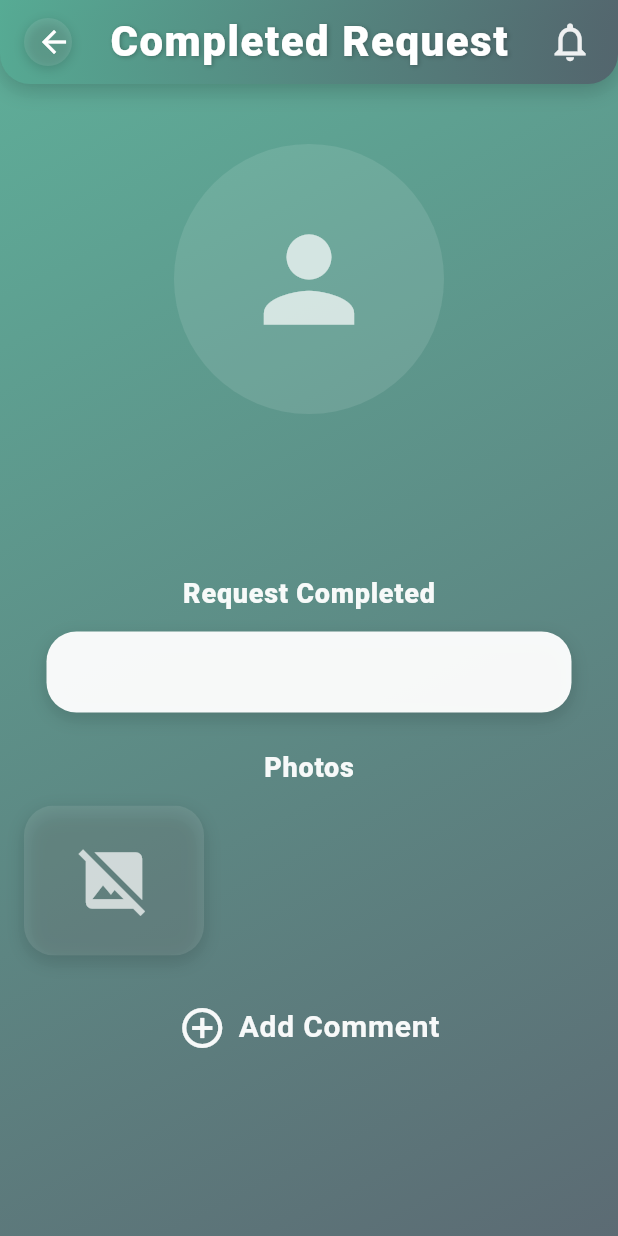
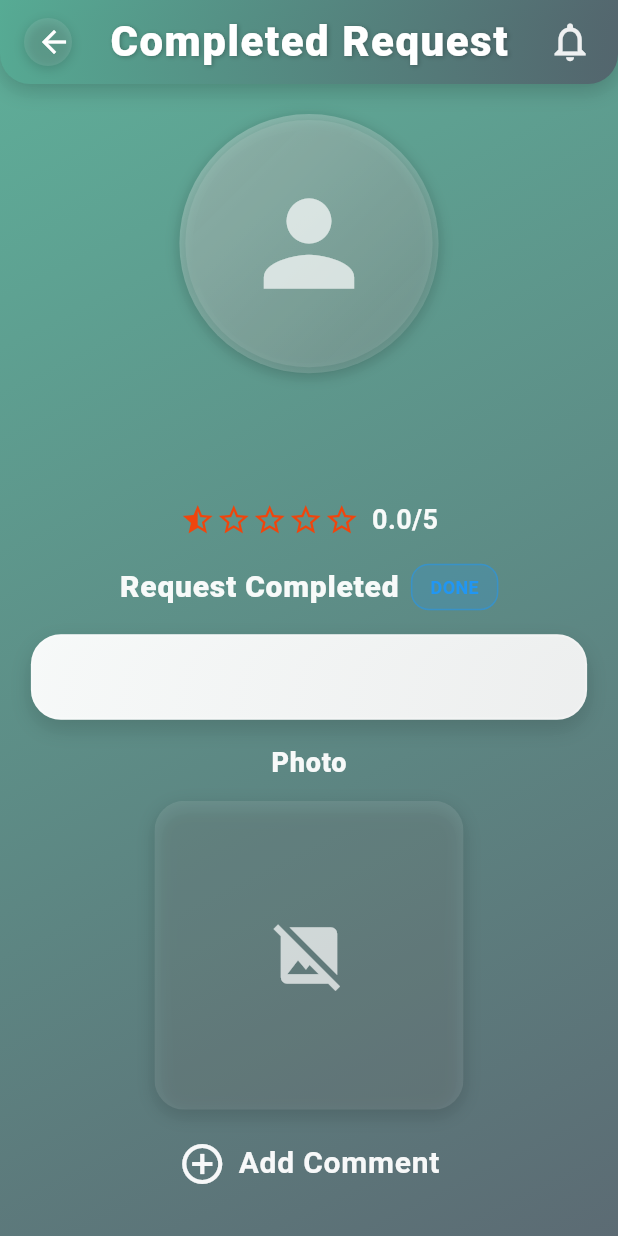
Before and after one commit to MINA000000/Handymen-app, a Flutter app: the DoneRequestClient screen opened directly with empty values, on a phone screen of 412 x 824 dp. Run offline on Flutter 3.47's test engine with Material 3 defaults, Android fonts, the phone set to English and light mode, and no system bars; our stand-ins replace animate_do, cached_network_image, cloud_firestore, cloud_functions, dio, file_picker and 8 more; accounts and stored records are empty; Roboto replaces fonts that are missing (Nunito); project files that could hold a hidden picture were left out.

Commit message:
adjust done request page client

```diff
--- a/lib/client_screens/done_request_client.dart
+++ b/lib/client_screens/done_request_client.dart
@@ -24,7 +24,6 @@ class _DoneRequestClientState extends State<DoneRequestClient> {
   bool isCommentExist = false;
   bool isLoading = true;
   bool isButtonLoading = false;
-  // ApiServiceSentimentAnalysis api = ApiServiceSentimentAnalysis();
 
   Future<void> _fetchHandymanClient() async {
     try {
@@ -142,7 +141,6 @@ class _DoneRequestClientState extends State<DoneRequestClient> {
         });
       });
 
-      // await api.sendReview(commentController.text, widget.request[RequestFieldsName.assignedHandyman]);
       Navigator.of(context).pop();
     } catch (e) {
       print('Error submitting comment: $e');
@@ -185,6 +183,9 @@ class _DoneRequestClientState extends State<DoneRequestClient> {
 
   @override
   Widget build(BuildContext context) {
+    final screenWidth = MediaQuery.of(context).size.width;
+    final double avatarRadius = screenWidth * 0.2; // Responsive avatar size
+
     return Container(
       width: double.infinity,
       height: double.infinity,
@@ -323,11 +324,31 @@ class _DoneRequestClientState extends State<DoneRequestClient> {
                 child: SingleChildScrollView(
                   child: Column(
                     children: [
-                      const SizedBox(height: 40),
+                      const SizedBox(height: 20),
                       FadeInUp(
                         duration: const Duration(milliseconds: 600),
+                        child: Container(
+                          decoration: BoxDecoration(
+                            shape: BoxShape.circle,
+                            gradient: LinearGradient(
+                              begin: Alignment.topLeft,
+                              end: Alignment.bottomRight,
+                              colors: [
+                                Color.fromRGBO(255, 255, 255, 0.3),
+                                Color.fromRGBO(255, 255, 255, 0.1),
+                              ],
+                            ),
+                            boxShadow: [
+                              BoxShadow(
+                                color: Color.fromRGBO(0, 0, 0, 0.2),
+                                blurRadius: 8,
+                                offset: const Offset(0, 2),
+                              ),
+                            ],
+                          ),
+                          padding: const EdgeInsets.all(4),
                           child: CircleAvatar(
-                          radius: 90,
+                            radius: avatarRadius,
                             backgroundColor: Color.fromRGBO(255, 255, 255, 0.1),
                             backgroundImage: handyman?[HandymanFieldsName.profilePicture] != null &&
                                     handyman![HandymanFieldsName.profilePicture].isNotEmpty
@@ -343,6 +364,7 @@ class _DoneRequestClientState extends State<DoneRequestClient> {
                                 : null,
                           ),
                         ),
+                      ),
                       const SizedBox(height: 16),
                       FadeInUp(
                         duration: const Duration(milliseconds: 700),
@@ -351,8 +373,8 @@ class _DoneRequestClientState extends State<DoneRequestClient> {
                           textAlign: TextAlign.center,
                           style: TextStyle(
                             color: Color.fromRGBO(255, 255, 255, 0.95),
-                            fontSize: 26,
-                            fontWeight: FontWeight.w800,
+                            fontSize: 28,
+                            fontWeight: FontWeight.w900,
                             fontFamily: 'Nunito',
                             letterSpacing: 0.5,
                           ),
@@ -371,11 +393,118 @@ class _DoneRequestClientState extends State<DoneRequestClient> {
                           ),
                         ),
                       ),
-                      const SizedBox(height: 24),
                       FadeInUp(
                         duration: const Duration(milliseconds: 900),
+                        child: Row(
+                          mainAxisAlignment: MainAxisAlignment.center,
+                          children: [
+                            ...List.generate(5, (index) {
+                              final rating = (handyman?[HandymanFieldsName.ratingAverage] as num?)?.toDouble() ?? 0.0;
+                              final starValue = index + 0.5;
+                              return Icon(
+                                rating >= starValue ? Icons.star :
+                                rating >= starValue - 0.5 ? Icons.star_half : Icons.star_border,
+                                color: Color.fromRGBO(255, 61, 0, 0.9),
+                                size: 24,
+                              );
+                            }),
+                            const SizedBox(width: 8),
+                            Text(
+                              '${(handyman?[HandymanFieldsName.ratingAverage] as num?)?.toDouble().toStringAsFixed(1) ?? '0.0'}/5',
+                              style: TextStyle(
+                                color: Color.fromRGBO(255, 255, 255, 0.95),
+                                fontSize: 18,
+                                fontWeight: FontWeight.w600,
+                                fontFamily: 'Nunito',
+                              ),
+                            ),
+                          ],
+                        ),
+                      ),
+                      const SizedBox(height: 16),
+                      FadeInUp(
+                        duration: const Duration(milliseconds: 1000),
+                        child: Row(
+                          mainAxisAlignment: MainAxisAlignment.center,
+                          children: [
+                            Text(
+                              'Request Completed',
+                              style: TextStyle(
+                                color: Color.fromRGBO(255, 255, 255, 0.95),
+                                fontSize: 20,
+                                fontWeight: FontWeight.w800,
+                                fontFamily: 'Nunito',
+                                letterSpacing: 0.5,
+                              ),
+                            ),
+                            const SizedBox(width: 8),
+                            Container(
+                              padding: const EdgeInsets.symmetric(horizontal: 12, vertical: 6),
+                              decoration: BoxDecoration(
+                                color: Color.fromRGBO(33, 150, 243, 0.2),
+                                borderRadius: BorderRadius.circular(12),
+                                border: Border.all(
+                                  color: Color.fromRGBO(33, 150, 243, 0.5),
+                                  width: 1,
+                                ),
+                              ),
                               child: Text(
-                          'Request Completed',
+                                'DONE',
+                                style: TextStyle(
+                                  fontFamily: 'Nunito',
+                                  fontSize: 12,
+                                  fontWeight: FontWeight.w700,
+                                  color: Color.fromRGBO(33, 150, 243, 1),
+                                ),
+                              ),
+                            ),
+                          ],
+                        ),
+                      ),
+                      const SizedBox(height: 16),
+                      FadeInUp(
+                        duration: const Duration(milliseconds: 1100),
+                        child: Container(
+                          width: screenWidth * 0.9,
+                          padding: const EdgeInsets.all(16),
+                          decoration: BoxDecoration(
+                            gradient: LinearGradient(
+                              begin: Alignment.topLeft,
+                              end: Alignment.bottomRight,
+                              colors: [
+                                Color.fromRGBO(255, 255, 255, 0.95),
+                                Color.fromRGBO(245, 245, 245, 0.95),
+                              ],
+                            ),
+                            borderRadius: BorderRadius.circular(20),
+                            border: Border.all(
+                              color: Color.fromRGBO(255, 255, 255, 0.2),
+                              width: 1.5,
+                            ),
+                            boxShadow: [
+                              BoxShadow(
+                                color: Color.fromRGBO(0, 0, 0, 0.15),
+                                blurRadius: 12,
+                                offset: const Offset(0, 6),
+                              ),
+                            ],
+                          ),
+                          child: Text(
+                            widget.request[RequestFieldsName.request] ?? 'No details provided',
+                            style: TextStyle(
+                              fontFamily: 'Nunito',
+                              fontSize: 16,
+                              fontWeight: FontWeight.w700,
+                              color: Color.fromRGBO(33, 33, 33, 0.9),
+                            ),
+                          ),
+                        ),
+                      ),
+                      const SizedBox(height: 16),
+                      FadeInUp(
+                        duration: const Duration(milliseconds: 1200),
+                        child: Text(
+                          'Photo',
                           style: TextStyle(
                             color: Color.fromRGBO(255, 255, 255, 0.95),
                             fontSize: 18,
@@ -387,72 +516,23 @@ class _DoneRequestClientState extends State<DoneRequestClient> {
                       ),
                       const SizedBox(height: 12),
                       FadeInUp(
-                        duration: const Duration(milliseconds: 1000),
-                        child: Container(
-                          width: 350,
-                          padding: const EdgeInsets.all(16),
-                          decoration: BoxDecoration(
-                            color: Color.fromRGBO(255, 255, 255, 0.95),
-                            borderRadius: BorderRadius.circular(20),
-                            boxShadow: [
-                              BoxShadow(
-                                color: Color.fromRGBO(0, 0, 0, 0.15),
-                                blurRadius: 10,
-                                offset: const Offset(0, 4),
-                              ),
-                            ],
-                          ),
-                          child: Text(
-                            widget.request[RequestFieldsName.request] ?? 'No details provided',
-                            style: TextStyle(
-                              fontFamily: 'Nunito',
-                              fontSize: 16,
-                              fontWeight: FontWeight.w600,
-                              color: Color.fromRGBO(33, 33, 33, 0.9),
-                            ),
-                          ),
-                        ),
-                      ),
-                      const SizedBox(height: 24),
-                      FadeInUp(
-                        duration: const Duration(milliseconds: 1100),
-                        child: Text(
-                          'Photos',
-                          style: TextStyle(
-                            color: Color.fromRGBO(255, 255, 255, 0.95),
-                            fontSize: 18,
-                            fontWeight: FontWeight.w800,
-                            fontFamily: 'Nunito',
-                            letterSpacing: 0.5,
-                          ),
-                        ),
-                      ),
-                      const SizedBox(height: 12),
-                      FadeInUp(
-                        duration: const Duration(milliseconds: 1200),
-                        child: SizedBox(
-                          height: 100,
-                          child: ListView.builder(
-                            scrollDirection: Axis.horizontal,
-                            padding: const EdgeInsets.symmetric(horizontal: 16),
-                            itemCount: 1, // Single image for now
-                            itemBuilder: (context, index) {
-                              final imageUrl = widget.request[RequestFieldsName.imageURL];
-                              return GestureDetector(
-                                onTap: imageUrl != null && imageUrl.isNotEmpty
+                        duration: const Duration(milliseconds: 1300),
+                        child: GestureDetector(
+                          onTap: widget.request[RequestFieldsName.imageURL] != null &&
+                                  widget.request[RequestFieldsName.imageURL].isNotEmpty
                               ? () {
                                   Navigator.push(
                                     context,
                                     MaterialPageRoute(
-                                            builder: (context) => ImageViewerScreen(imageUrl: imageUrl),
+                                      builder: (context) => ImageViewerScreen(
+                                          imageUrl: widget.request[RequestFieldsName.imageURL]),
                                     ),
                                   );
                                 }
                               : null,
                           child: Container(
-                                  margin: const EdgeInsets.only(right: 12),
-                                  width: 120,
-                                  height: 100,
+                            width: screenWidth * 0.5,
+                            height: screenWidth * 0.5,
                             decoration: BoxDecoration(
                               borderRadius: BorderRadius.circular(20),
                               boxShadow: [
@@ -465,9 +545,10 @@ class _DoneRequestClientState extends State<DoneRequestClient> {
                             ),
                             child: ClipRRect(
                               borderRadius: BorderRadius.circular(20),
-                                    child: imageUrl != null && imageUrl.isNotEmpty
+                              child: widget.request[RequestFieldsName.imageURL] != null &&
+                                      widget.request[RequestFieldsName.imageURL].isNotEmpty
                                   ? Image.network(
-                                            imageUrl,
+                                      widget.request[RequestFieldsName.imageURL],
                                       fit: BoxFit.cover,
                                       errorBuilder: (context, error, stackTrace) => Container(
                                         color: Color.fromRGBO(255, 255, 255, 0.1),
@@ -488,14 +569,11 @@ class _DoneRequestClientState extends State<DoneRequestClient> {
                                     ),
                             ),
                           ),
-                              );
-                            },
                         ),
                       ),
-                      ),
-                      const SizedBox(height: 32),
+                      const SizedBox(height: 20),
                       FadeInUp(
-                        duration: const Duration(milliseconds: 1300),
+                        duration: const Duration(milliseconds: 1400),
                         child: GestureDetector(
                           onTap: isCommentExist
                               ? null
@@ -532,10 +610,27 @@ class _DoneRequestClientState extends State<DoneRequestClient> {
                         ),
                       ),
                       if (showCommentBox)
-                        FadeInUp(
-                          duration: const Duration(milliseconds: 1400),
+                        ZoomIn(
+                          duration: const Duration(milliseconds: 1500),
                           child: Padding(
-                            padding: const EdgeInsets.all(16.0),
+                            padding: const EdgeInsets.symmetric(horizontal: 16, vertical: 12),
+                            child: Container(
+                              padding: const EdgeInsets.all(16),
+                              decoration: BoxDecoration(
+                                color: Color.fromRGBO(255, 255, 255, 0.95),
+                                borderRadius: BorderRadius.circular(20),
+                                border: Border.all(
+                                  color: Color.fromRGBO(255, 255, 255, 0.2),
+                                  width: 1.5,
+                                ),
+                                boxShadow: [
+                                  BoxShadow(
+                                    color: Color.fromRGBO(0, 0, 0, 0.15),
+                                    blurRadius: 12,
+                                    offset: const Offset(0, 6),
+                                  ),
+                                ],
+                              ),
                               child: Column(
                                 children: [
                                   TextField(
@@ -580,7 +675,9 @@ class _DoneRequestClientState extends State<DoneRequestClient> {
                                     }),
                                   ),
                                   const SizedBox(height: 16),
-                                ElevatedButton(
+                                  ZoomIn(
+                                    duration: const Duration(milliseconds: 1600),
+                                    child: ElevatedButton(
                                       onPressed: isButtonLoading || isCommentExist
                                           ? null
                                           : _submitComment,
@@ -613,11 +710,13 @@ class _DoneRequestClientState extends State<DoneRequestClient> {
                                               ),
                                             ),
                                     ),
+                                  ),
                                 ],
                               ),
                             ),
                           ),
-                      const SizedBox(height: 80),
+                        ),
+                      const SizedBox(height: 40),
                     ],
                   ),
                 ),
```
Lines whose indentation alone changed are shown as unchanged.
